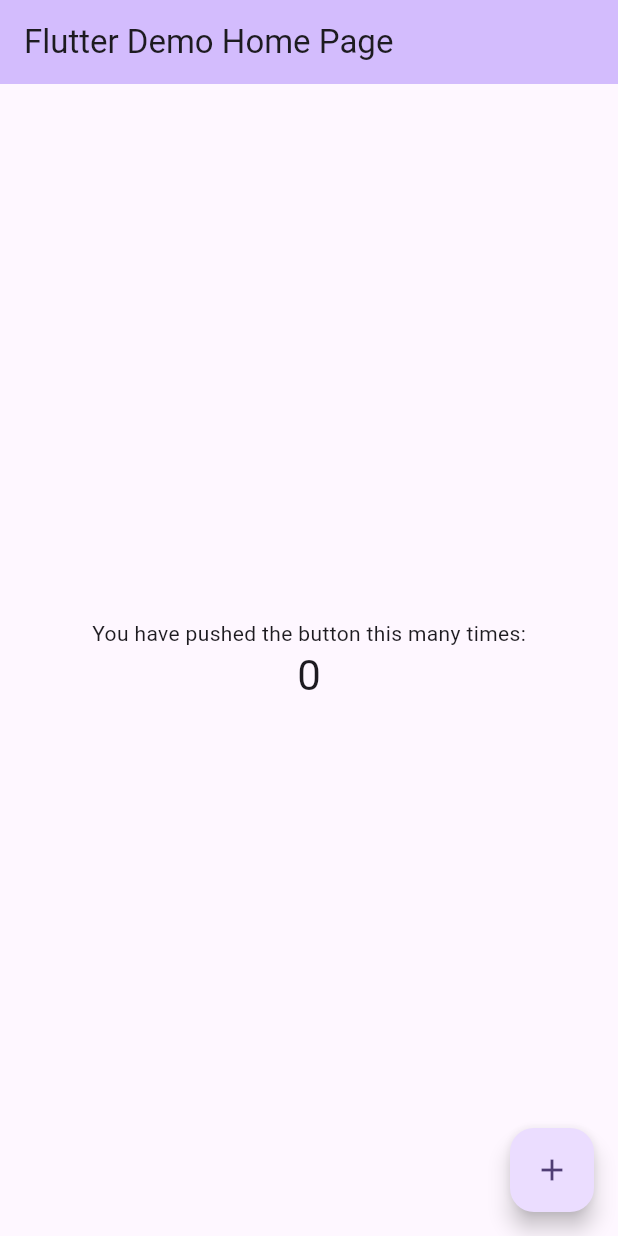
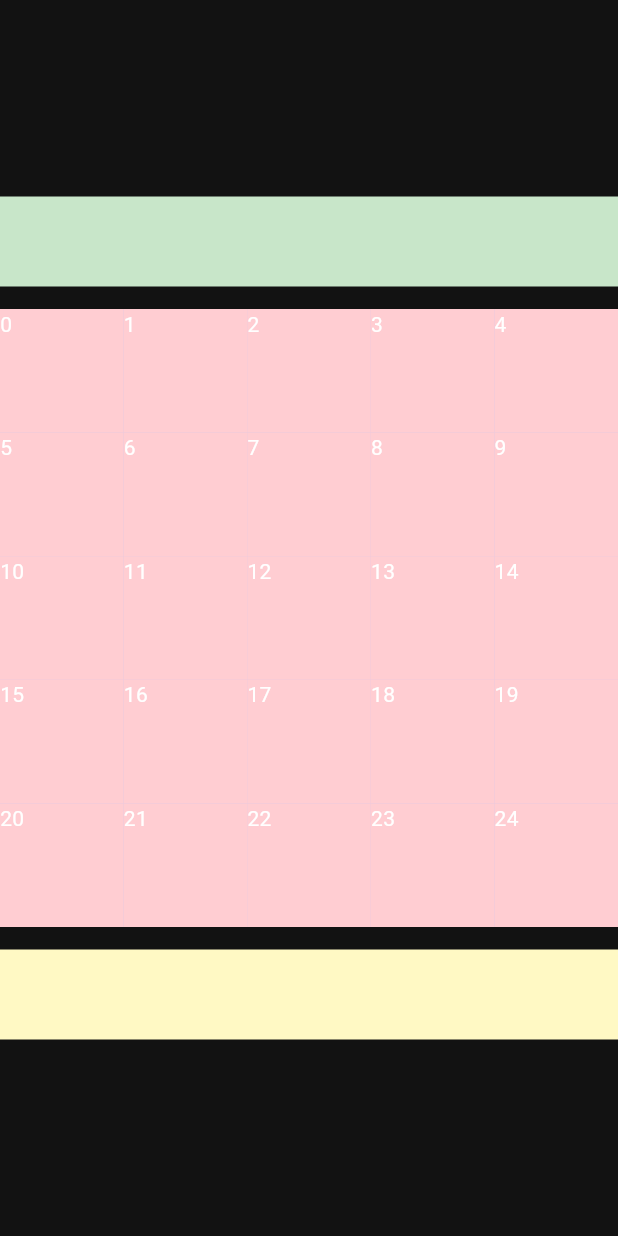
Before and after one commit to DanKheadies/tamabudchi_app, a Flutter app: the screen it shows after launch, on a phone screen of 412 x 824 dp. Run offline on Flutter 3.47's test engine with Material 3 defaults, Android fonts, the phone set to English and light mode, and no system bars.

Commit message:
Responsive grid area and bars

```diff
--- a/analysis_options.yaml
+++ b/analysis_options.yaml
@@ -7,6 +7,12 @@
 
 # The following line activates a set of recommended lints for Flutter apps,
 # packages, and plugins designed to encourage good coding practices.
+analyzer:
+  exclude:
+    - build/**
+    - android/**
+    - ios/**
+    - web/**
 include: package:flutter_lints/flutter.yaml
 
 linter:
--- a/lib/main.dart
+++ b/lib/main.dart
@@ -1,122 +1,211 @@
 import 'package:flutter/material.dart';
 
 void main() {
-  runApp(const MyApp());
+  runApp(const TamabudchiApp());
 }
 
-class MyApp extends StatelessWidget {
-  const MyApp({super.key});
+class TamabudchiApp extends StatelessWidget {
+  const TamabudchiApp({super.key});
 
   // This widget is the root of your application.
   @override
   Widget build(BuildContext context) {
     return MaterialApp(
-      title: 'Flutter Demo',
+      title: 'Tamabudchi',
       theme: ThemeData(
-        // This is the theme of your application.
-        //
-        // TRY THIS: Try running your application with "flutter run". You'll see
-        // the application has a purple toolbar. Then, without quitting the app,
-        // try changing the seedColor in the colorScheme below to Colors.green
-        // and then invoke "hot reload" (save your changes or press the "hot
-        // reload" button in a Flutter-supported IDE, or press "r" if you used
-        // the command line to start the app).
-        //
-        // Notice that the counter didn't reset back to zero; the application
-        // state is not lost during the reload. To reset the state, use hot
-        // restart instead.
-        //
-        // This works for code too, not just values: Most code changes can be
-        // tested with just a hot reload.
-        colorScheme: .fromSeed(seedColor: Colors.deepPurple),
+        // colorScheme: .fromSeed(seedColor: Colors.deepPurple),
+        colorScheme: ColorScheme.dark(),
       ),
-      home: const MyHomePage(title: 'Flutter Demo Home Page'),
+      debugShowCheckedModeBanner: false,
+      home: const Main(),
     );
   }
 }
 
-class MyHomePage extends StatefulWidget {
-  const MyHomePage({super.key, required this.title});
-
-  // This widget is the home page of your application. It is stateful, meaning
-  // that it has a State object (defined below) that contains fields that affect
-  // how it looks.
-
-  // This class is the configuration for the state. It holds the values (in this
-  // case the title) provided by the parent (in this case the App widget) and
-  // used by the build method of the State. Fields in a Widget subclass are
-  // always marked "final".
-
-  final String title;
-
-  @override
-  State<MyHomePage> createState() => _MyHomePageState();
-}
-
-class _MyHomePageState extends State<MyHomePage> {
-  int _counter = 0;
-
-  void _incrementCounter() {
-    setState(() {
-      // This call to setState tells the Flutter framework that something has
-      // changed in this State, which causes it to rerun the build method below
-      // so that the display can reflect the updated values. If we changed
-      // _counter without calling setState(), then the build method would not be
-      // called again, and so nothing would appear to happen.
-      _counter++;
-    });
-  }
+class Main extends StatelessWidget {
+  const Main({super.key});
 
   @override
   Widget build(BuildContext context) {
-    // This method is rerun every time setState is called, for instance as done
-    // by the _incrementCounter method above.
-    //
-    // The Flutter framework has been optimized to make rerunning build methods
-    // fast, so that you can just rebuild anything that needs updating rather
-    // than having to individually change instances of widgets.
     return Scaffold(
-      appBar: AppBar(
-        // TRY THIS: Try changing the color here to a specific color (to
-        // Colors.amber, perhaps?) and trigger a hot reload to see the AppBar
-        // change color while the other colors stay the same.
-        backgroundColor: Theme.of(context).colorScheme.inversePrimary,
-        // Here we take the value from the MyHomePage object that was created by
-        // the App.build method, and use it to set our appbar title.
-        title: Text(widget.title),
-      ),
-      body: Center(
-        // Center is a layout widget. It takes a single child and positions it
-        // in the middle of the parent.
-        child: Column(
-          // Column is also a layout widget. It takes a list of children and
-          // arranges them vertically. By default, it sizes itself to fit its
-          // children horizontally, and tries to be as tall as its parent.
-          //
-          // Column has various properties to control how it sizes itself and
-          // how it positions its children. Here we use mainAxisAlignment to
-          // center the children vertically; the main axis here is the vertical
-          // axis because Columns are vertical (the cross axis would be
-          // horizontal).
-          //
-          // TRY THIS: Invoke "debug painting" (choose the "Toggle Debug Paint"
-          // action in the IDE, or press "p" in the console), to see the
-          // wireframe for each widget.
-          mainAxisAlignment: .center,
-          children: [
-            const Text('You have pushed the button this many times:'),
-            Text(
-              '$_counter',
-              style: Theme.of(context).textTheme.headlineMedium,
-            ),
-          ],
+      // appBar: AppBar(title: Text('Standard')),
+      body: SafeArea(
+        child: LayoutBuilder(
+          builder: (context, constraints) {
+            bool isWide = constraints.maxWidth >= constraints.maxHeight;
+            double barSize = 60;
+            // Limiting-dimension
+            double limen = isWide
+                ? constraints.maxHeight
+                : constraints.maxWidth;
+            double limenAndBars = limen + (barSize * 2) + (barSize / 2);
+
+            // return Center(
+            //   // child: Text(
+            //   //   // '(${constraints.biggest.width}, ${constraints.biggest.height})',
+            //   //   '(${constraints.maxWidth}, ${constraints.maxHeight})',
+            //   // ),
+            //   child: Container(
+            //     color: Colors.deepPurple.shade100,
+            //     height: limen,
+            //     width: limen,
+            //   ),
+            // );
+            return Stack(
+              children: [
+                Center(
+                  child: !isWide
+                      ? Column(
+                          mainAxisAlignment: MainAxisAlignment.center,
+                          children: [
+                            if (constraints.maxHeight > limenAndBars) ...[
+                              Container(
+                                color: Colors.green.shade100,
+                                height: barSize,
+                                margin: EdgeInsets.only(bottom: barSize / 4),
+                                width: double.infinity,
+                              ),
+                            ],
+                            TamaGrid(limen: limen),
+                            // Container(
+                            //   color: Colors.deepPurple.shade100,
+                            //   height: limen,
+                            //   width: limen,
+                            // ),
+                            if (constraints.maxHeight > limenAndBars) ...[
+                              Container(
+                                color: Colors.yellow.shade100,
+                                height: barSize,
+                                margin: EdgeInsets.only(top: barSize / 4),
+                                width: double.infinity,
+                              ),
+                            ],
+                          ],
+                        )
+                      : Row(
+                          mainAxisAlignment: MainAxisAlignment.center,
+                          children: [
+                            if (constraints.maxWidth > limenAndBars) ...[
+                              Container(
+                                color: Colors.green.shade100,
+                                height: double.infinity,
+                                margin: EdgeInsets.only(right: barSize / 4),
+                                width: barSize,
+                              ),
+                            ],
+                            TamaGrid(limen: limen),
+                            // Container(
+                            //   color: Colors.deepPurple.shade100,
+                            //   height: limen,
+                            //   width: limen,
+                            // ),
+                            if (constraints.maxWidth > limenAndBars) ...[
+                              Container(
+                                color: Colors.yellow.shade100,
+                                height: double.infinity,
+                                margin: EdgeInsets.only(left: barSize / 4),
+                                width: barSize,
+                              ),
+                            ],
+                          ],
+                        ),
+                ),
+                if (!isWide && constraints.maxHeight <= limenAndBars) ...[
+                  Positioned(
+                    top: limen / 100,
+                    left: limen / 100,
+                    child: Opacity(
+                      opacity: 0.75,
+                      child: Container(
+                        decoration: BoxDecoration(
+                          borderRadius: BorderRadius.circular(15),
+                          color: Colors.green.shade100,
+                        ),
+                        height: barSize,
+                        width: limen - limen / 50,
+                      ),
+                    ),
+                  ),
+                ],
+                if (isWide && constraints.maxWidth < limenAndBars) ...[
+                  Positioned(
+                    top: limen / 100,
+                    left: limen / 100,
+                    child: Opacity(
+                      opacity: 0.75,
+                      child: Container(
+                        decoration: BoxDecoration(
+                          borderRadius: BorderRadius.circular(15),
+                          color: Colors.green.shade100,
+                        ),
+                        height: limen - limen / 50,
+                        width: barSize,
+                      ),
+                    ),
+                  ),
+                ],
+                if (!isWide && constraints.maxHeight <= limenAndBars) ...[
+                  Positioned(
+                    bottom: limen / 100,
+                    left: limen / 100,
+                    child: Opacity(
+                      opacity: 0.75,
+                      child: Container(
+                        decoration: BoxDecoration(
+                          borderRadius: BorderRadius.circular(15),
+                          color: Colors.yellow.shade100,
+                        ),
+                        height: barSize,
+                        width: limen - limen / 50,
+                      ),
+                    ),
+                  ),
+                ],
+                if (isWide && constraints.maxWidth < limenAndBars) ...[
+                  Positioned(
+                    top: limen / 100,
+                    right: limen / 100,
+                    child: Opacity(
+                      opacity: 0.75,
+                      child: Container(
+                        decoration: BoxDecoration(
+                          borderRadius: BorderRadius.circular(15),
+                          color: Colors.yellow.shade100,
+                        ),
+                        height: limen - limen / 50,
+                        width: barSize,
+                      ),
+                    ),
+                  ),
+                ],
+              ],
+            );
+          },
         ),
-      ),
-      floatingActionButton: FloatingActionButton(
-        onPressed: _incrementCounter,
-        tooltip: 'Increment',
-        child: const Icon(Icons.add),
       ),
     );
   }
 }
+
+class TamaGrid extends StatelessWidget {
+  final double limen;
+
+  const TamaGrid({super.key, required this.limen});
+
+  @override
+  Widget build(BuildContext context) {
+    return Container(
+      color: Colors.deepPurple.shade100,
+      height: limen,
+      width: limen,
+      child: GridView.builder(
+        gridDelegate: SliverGridDelegateWithFixedCrossAxisCount(
+          crossAxisCount: 5,
+        ),
+        itemBuilder: (context, index) {
+          return Container(color: Colors.red.shade100, child: Text('$index'));
+        },
+      ),
+    );
+  }
+}
```
Also changed, not shown: pubspec.yaml (+2 -68 lines), pubspec.lock, 2 other files.
